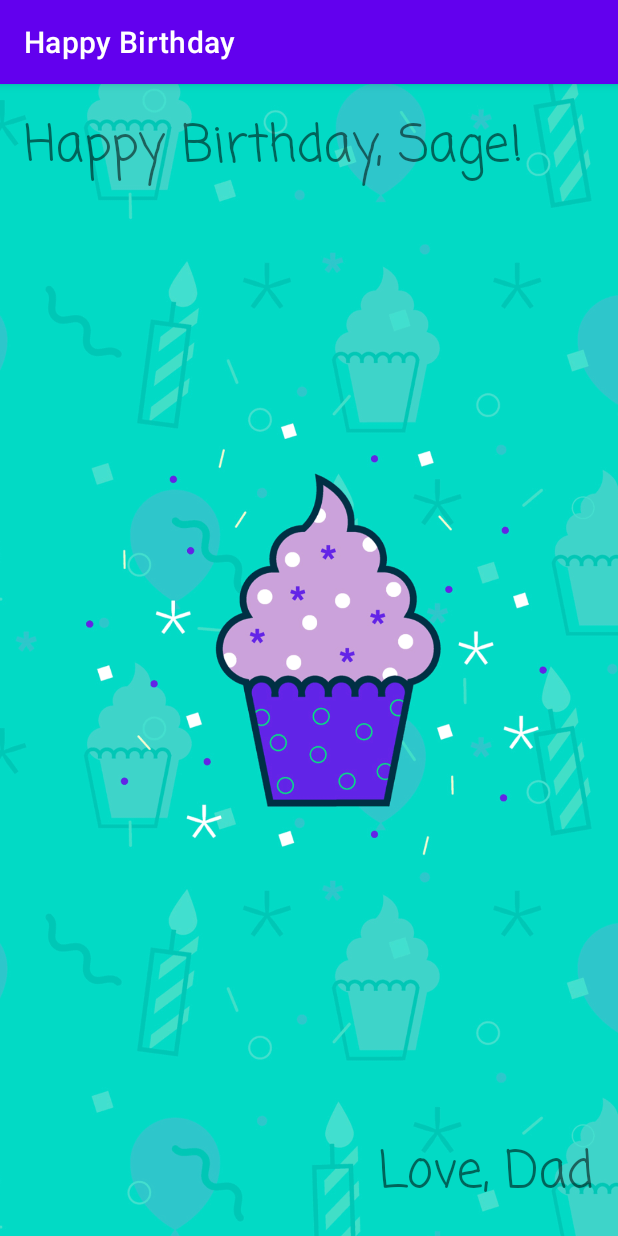
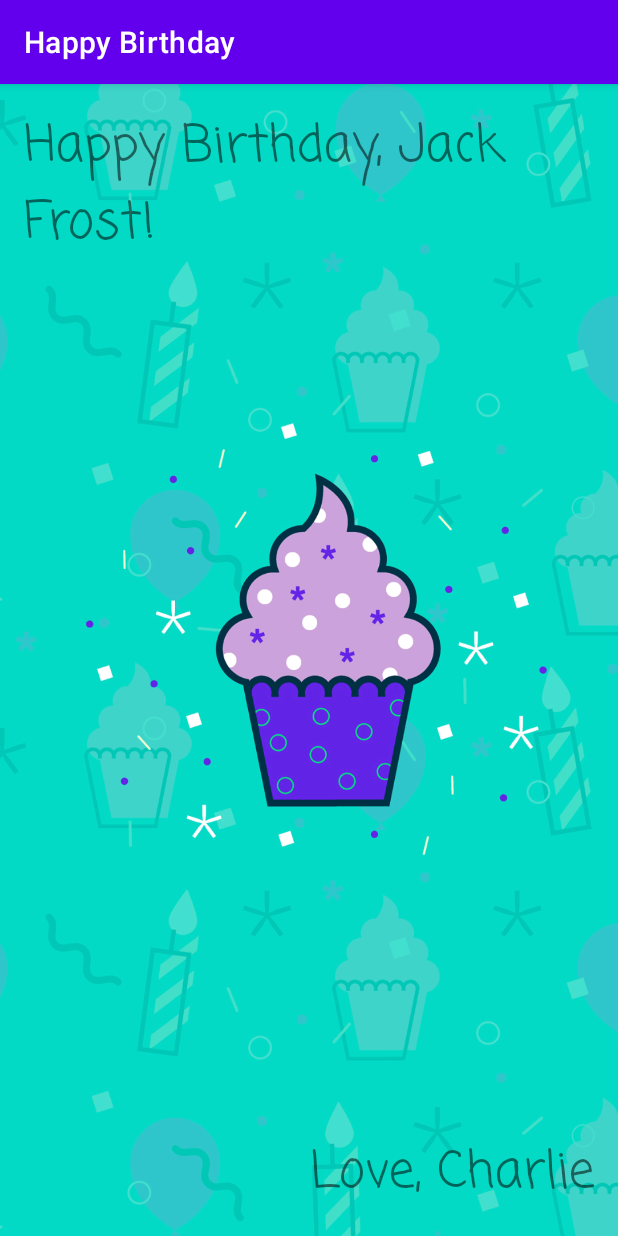
Before and after one commit to glentanner/HappyBirthday, an Android app: the screen it shows after launch (MainActivity), on a phone screen of 412 x 824 dp. Run offline under Robolectric (Android 15) with nearby library versions, the phone set to English and light mode, and no system bars.

Commit message:
Updated Strings

```diff
--- a/app/src/main/res/values/strings.xml
+++ b/app/src/main/res/values/strings.xml
@@ -1,6 +1,6 @@
 <resources>
     <string name="app_name">Happy Birthday</string>
-    <string name="happy_birthday_text">Happy Birthday, Sage!</string>
-    <string name="signature_text">Love, Dad</string>
+    <string name="happy_birthday_text">Happy Birthday, Jack Frost!</string>
+    <string name="signature_text">Love, Charlie</string>
     <string name="backgroung_image_content_dscription">Purple cupcake with pink frosting</string>
 </resources>
```
